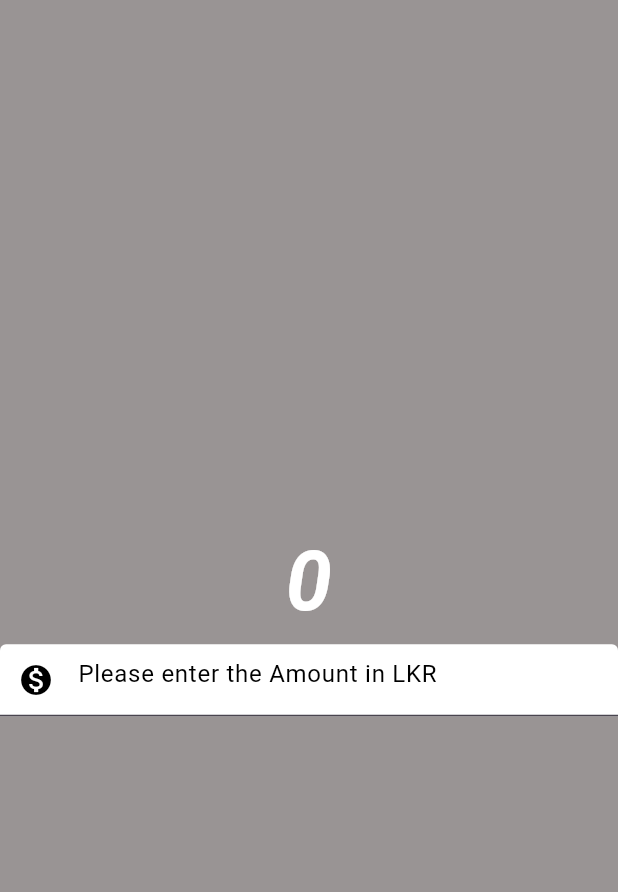
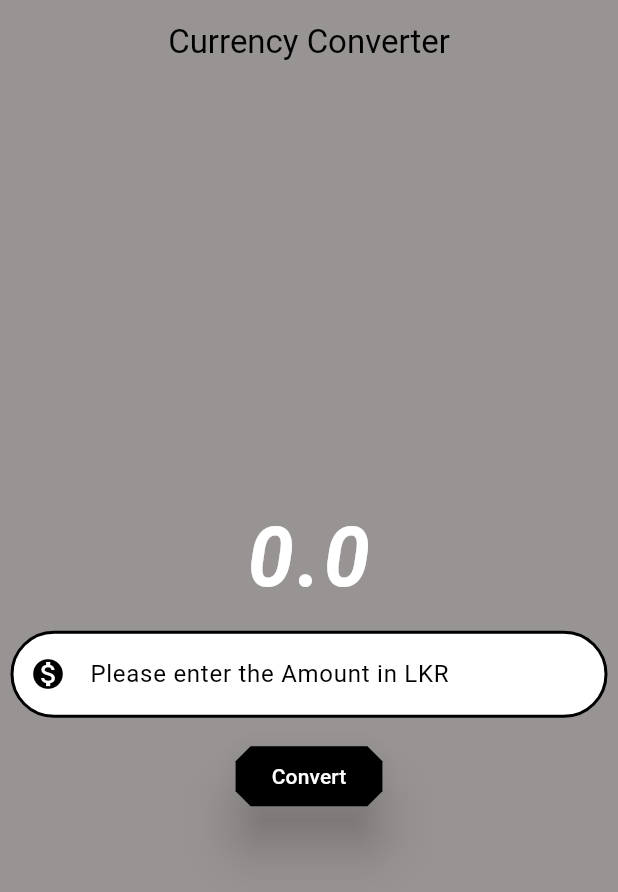
Before and after one commit to KavinduRanawaka/Currency_Converter-App, a Flutter app: the screen it shows after launch, on a phone screen of 412 x 824 dp. Shown: the top 892 px of the screen. Run offline on Flutter 3.47's test engine with Material 3 defaults, Android fonts, the phone set to English and light mode, and no system bars.

```diff
--- a/lib/currency_converter_material_page.dart
+++ b/lib/currency_converter_material_page.dart
@@ -1,18 +1,46 @@
+
+
 import 'package:flutter/material.dart';
 
 class CurrencyConverterMaterialPage extends StatelessWidget{
  const CurrencyConverterMaterialPage({super.key});
 
+
  @override
  Widget build(BuildContext context){
-  return const Scaffold(
-      backgroundColor:Color.fromARGB(255, 153, 148, 148) ,
+  double result=0;
+  final TextEditingController textEditingController=TextEditingController();
+
+   const border= OutlineInputBorder(
+                borderSide: BorderSide(
+                  color: Color.fromARGB(255, 0, 0, 0),
+                  width: 2.0,
+                  style: BorderStyle.solid,
+                  strokeAlign: BorderSide.strokeAlignCenter,
+              ),
+              borderRadius: BorderRadius.all(Radius.circular(60)),
+             );
+  return Scaffold(
+      backgroundColor:const Color.fromARGB(255, 153, 148, 148) ,
+      appBar: AppBar(
+      backgroundColor:const Color.fromARGB(255, 153, 148, 148) ,
+      elevation: 0,
+      title: const Text(
+        'Currency Converter',
+        style: TextStyle(
+          color: Colors.black,
+        ),
+
+      ),
+      centerTitle: true,
+      ),
       body:Center(
        child: Column(
         mainAxisAlignment: MainAxisAlignment.center,
         children: [
 
-          Text("0",style:TextStyle(
+           Text(result.toString(),
+          style: const TextStyle(
             fontSize: 55 ,        // Font size
             fontWeight: FontWeight.bold,  // Font weight (e.g., bold)
             color: Color.fromARGB(255,255,255,255),  // Text color
@@ -21,10 +49,14 @@ class CurrencyConverterMaterialPage extends StatelessWidget{
             height: 1.5,         // Line height
           ) ,),
 
-          TextField(style: TextStyle(
+          Padding(
+            padding: const EdgeInsets.all(8.0),
+            child: TextField(
+              controller: textEditingController,
+              style: const TextStyle(
               color: Color.fromARGB(255, 10, 10, 10),
             ),
-            decoration: InputDecoration(
+              decoration: const InputDecoration(
                 hintText:  'Please enter the Amount in LKR',
                 hintStyle: TextStyle(
                   color: Colors.black,
@@ -33,13 +65,31 @@ class CurrencyConverterMaterialPage extends StatelessWidget{
                 prefixIconColor: Colors.black,
                 filled: true,
                 fillColor:Colors.white,
-              focusedBorder:OutlineInputBorder(
-                borderSide: BorderSide(
-                  color: Color.fromARGB(255, 0, 0, 0),
-                  width: 2.0,
-                  style: BorderStyle.solid,
-                  strokeAlign: BorderSide.strokeAlignCenter,
-                ),),
+                focusedBorder:border,
+                enabledBorder: border,
+               ),
+                keyboardType: const TextInputType.numberWithOptions(
+                decimal: true,
+               ),
+             ),
+          ),
+            Padding(
+              padding: const EdgeInsets.all(8.0),
+              child: ElevatedButton(
+                onPressed: () {
+                 result=double.parse(textEditingController.text)*300;
+                 build(context);
+              },
+              style:  ButtonStyle(
+                elevation: const WidgetStatePropertyAll(15),
+                backgroundColor: const WidgetStatePropertyAll(Colors.black),
+                foregroundColor: const WidgetStatePropertyAll(Colors.white),
+                shape:WidgetStatePropertyAll(BeveledRectangleBorder(
+                  borderRadius: BorderRadius.circular(10)
+                )),
+
+              ),
+               child: const Text('Convert'),
                ),
             ),
         ],
```
Lines whose indentation alone changed are shown as unchanged.
